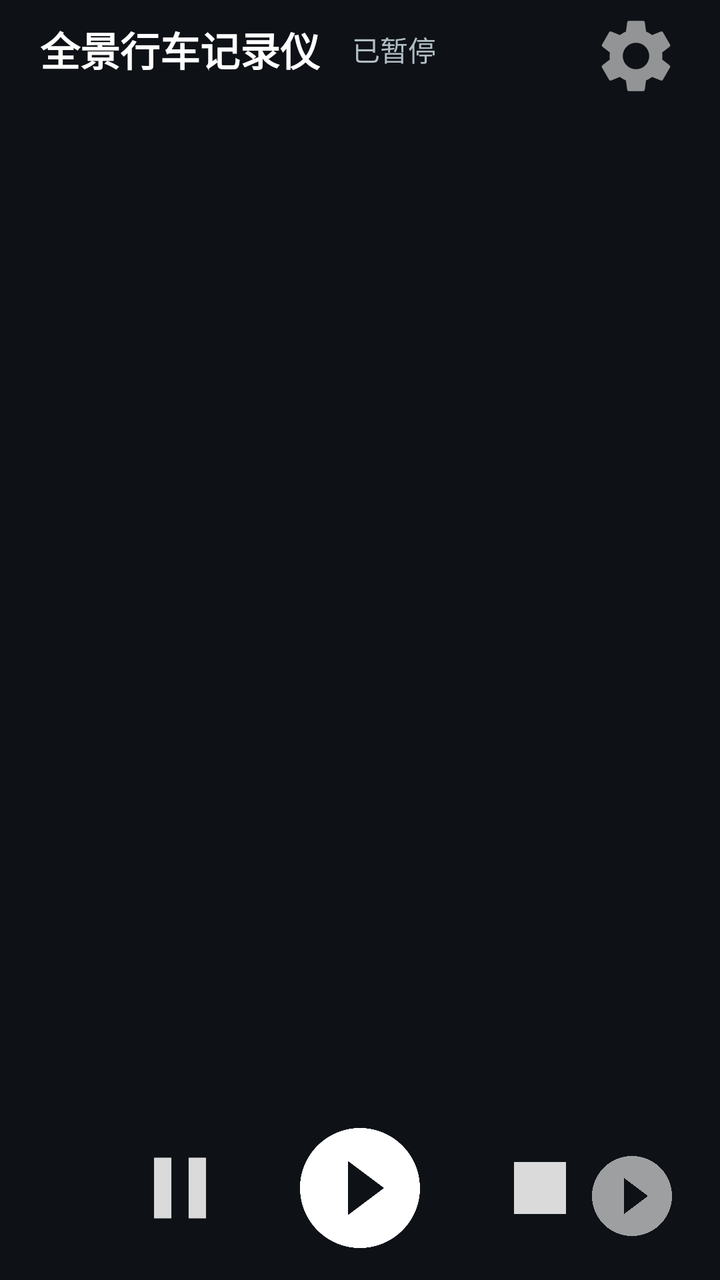
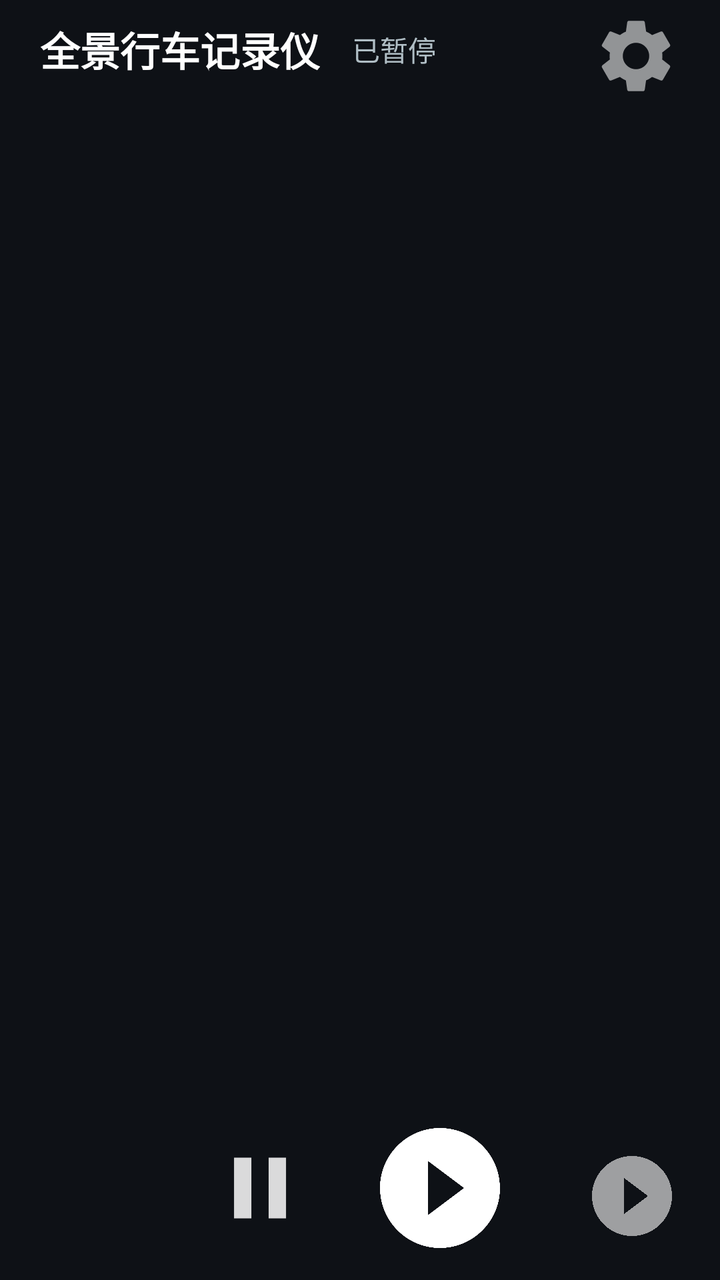

The first picture is an Android layout as it rendered before a commit; the second is the same layout after the commit. The layout source and the unified diff follow.
<!-- AndroidManifest.xml: application theme Theme.MG4Cam -->
<!-- res/layout/activity_main.xml -->
<?xml version="1.0" encoding="utf-8"?>
<androidx.constraintlayout.widget.ConstraintLayout
    xmlns:android="http://schemas.android.com/apk/res/android"
    xmlns:app="http://schemas.android.com/apk/res-auto"
    android:layout_width="match_parent"
    android:layout_height="match_parent"
    android:background="@color/bg">

    <TextView
        android:id="@+id/tvTitle"
        android:layout_width="wrap_content"
        android:layout_height="wrap_content"
        android:layout_marginStart="20dp"
        android:layout_marginTop="10dp"
        android:text="@string/title_main"
        android:textColor="@color/text_primary"
        android:textSize="20sp"
        android:textStyle="bold"
        app:layout_constraintStart_toStartOf="parent"
        app:layout_constraintTop_toTopOf="parent" />

    <TextView
        android:id="@+id/tvStatus"
        android:layout_width="wrap_content"
        android:layout_height="wrap_content"
        android:layout_marginStart="16dp"
        android:text="@string/paused"
        android:textColor="@color/text_secondary"
        android:textSize="14sp"
        app:layout_constraintBottom_toBottomOf="@id/tvTitle"
        app:layout_constraintStart_toEndOf="@id/tvTitle"
        app:layout_constraintTop_toTopOf="@id/tvTitle" />

    
    <TextView
        android:id="@+id/tvClock"
        android:layout_width="wrap_content"
        android:layout_height="wrap_content"
        android:layout_marginStart="36dp"
        android:textColor="@color/text_primary"
        android:textSize="16sp"
        app:layout_constraintBottom_toBottomOf="@id/tvTitle"
        app:layout_constraintStart_toEndOf="@id/tvStatus"
        app:layout_constraintTop_toTopOf="@id/tvTitle" />

    
    <ImageButton
        android:id="@+id/btnSettings"
        android:layout_width="44dp"
        android:layout_height="44dp"
        android:layout_marginTop="6dp"
        android:layout_marginEnd="20dp"
        android:alpha="0.55"
        android:background="?attr/selectableItemBackgroundBorderless"
        android:contentDescription="设置"
        android:scaleType="fitCenter"
        android:src="@drawable/ic_settings"
        app:layout_constraintEnd_toEndOf="parent"
        app:layout_constraintTop_toTopOf="parent" />

    
    <GridLayout
        android:id="@+id/gridPreviews"
        android:layout_width="0dp"
        android:layout_height="0dp"
        android:layout_marginStart="16dp"
        android:layout_marginTop="8dp"
        android:layout_marginEnd="16dp"
        android:layout_marginBottom="8dp"
        android:columnCount="2"
        app:layout_constraintBottom_toTopOf="@id/controlBar"
        app:layout_constraintEnd_toEndOf="parent"
        app:layout_constraintStart_toStartOf="parent"
        app:layout_constraintTop_toBottomOf="@id/tvTitle" />

    
    <LinearLayout
        android:id="@+id/controlBar"
        android:layout_width="match_parent"
        android:layout_height="wrap_content"
        android:layout_marginBottom="10dp"
        android:gravity="center"
        android:orientation="horizontal"
        app:layout_constraintBottom_toBottomOf="parent">

        <ImageButton
            android:id="@+id/btnPause"
            android:layout_width="52dp"
            android:layout_height="52dp"
            android:layout_marginEnd="28dp"
            android:alpha="0.85"
            android:background="?attr/selectableItemBackgroundBorderless"
            android:contentDescription="暂停"
            android:scaleType="fitCenter"
            android:src="@drawable/ic_pause" />

        
        <ImageButton
            android:id="@+id/btnRecord"
            android:layout_width="72dp"
            android:layout_height="72dp"
            android:background="?attr/selectableItemBackgroundBorderless"
            android:contentDescription="开始录制"
            android:scaleType="fitCenter"
            android:src="@drawable/ic_play_circle" />

        <ImageButton
            android:id="@+id/btnStop"
            android:layout_width="52dp"
            android:layout_height="52dp"
            android:layout_marginStart="28dp"
            android:alpha="0.85"
            android:background="?attr/selectableItemBackgroundBorderless"
            android:contentDescription="停止"
            android:scaleType="fitCenter"
            android:src="@drawable/ic_stop" />
    </LinearLayout>

    
    <ImageButton
        android:id="@+id/btnPlayback"
        android:layout_width="48dp"
        android:layout_height="48dp"
        android:layout_marginEnd="20dp"
        android:layout_marginBottom="18dp"
        android:alpha="0.6"
        android:background="?attr/selectableItemBackgroundBorderless"
        android:contentDescription="回放"
        android:scaleType="fitCenter"
        android:src="@drawable/ic_play_circle"
        app:layout_constraintBottom_toBottomOf="parent"
        app:layout_constraintEnd_toEndOf="parent" />

    
    <FrameLayout
        android:id="@+id/fullscreenOverlay"
        android:layout_width="match_parent"
        android:layout_height="match_parent"
        android:background="#000000"
        android:visibility="gone">

        <TextureView
            android:id="@+id/fsPreview"
            android:layout_width="match_parent"
            android:layout_height="match_parent" />

        <TextView
            android:id="@+id/fsLabel"
            android:layout_width="wrap_content"
            android:layout_height="wrap_content"
            android:layout_gravity="bottom|start"
            android:layout_margin="10dp"
            android:background="#66000000"
            android:paddingStart="10dp"
            android:paddingTop="3dp"
            android:paddingEnd="10dp"
            android:paddingBottom="3dp"
            android:text="CAM"
            android:textColor="@color/text_primary"
            android:textSize="16sp" />

        
        <View
            android:id="@+id/fsRecDot"
            android:layout_width="14dp"
            android:layout_height="14dp"
            android:layout_gravity="top|end"
            android:layout_margin="12dp"
            android:background="@color/dot_rec"
            android:visibility="gone" />

        <ImageButton
            android:id="@+id/btnFsBack"
            android:layout_width="48dp"
            android:layout_height="48dp"
            android:layout_margin="14dp"
            android:alpha="0.55"
            android:background="?attr/selectableItemBackgroundBorderless"
            android:contentDescription="返回"
            android:scaleType="fitCenter"
            android:src="@drawable/ic_back" />
    </FrameLayout>

</androidx.constraintlayout.widget.ConstraintLayout>
<!-- resources referenced by this layout -->
<resources>
  <color name="bg">#0E1116</color>
  <color name="dot_rec">#FF1744</color>
  <color name="text_primary">#FFFFFF</color>
  <color name="text_secondary">#B0BEC5</color>
  <!-- drawable ic_back (drawable) -->
  <?xml version="1.0" encoding="utf-8"?>
  <vector xmlns:android="http://schemas.android.com/apk/res/android"
      android:width="24dp"
      android:height="24dp"
      android:viewportWidth="24"
      android:viewportHeight="24">
      <path
          android:fillColor="#FFFFFFFF"
          android:pathData="M20,11H7.83l5.59,-5.59L12,4l-8,8 8,8 1.41,-1.41L7.83,13H20v-2z" />
  </vector>
  <!-- drawable ic_pause (drawable) -->
  <?xml version="1.0" encoding="utf-8"?>
  <vector xmlns:android="http://schemas.android.com/apk/res/android"
      android:width="24dp" android:height="24dp"
      android:viewportWidth="24" android:viewportHeight="24">
      <path android:fillColor="#FFFFFFFF"
          android:pathData="M6,19h4L10,5L6,5v14zM14,5v14h4L18,5h-4z" />
  </vector>
  <!-- drawable ic_play_circle (drawable) -->
  <?xml version="1.0" encoding="utf-8"?>
  <vector xmlns:android="http://schemas.android.com/apk/res/android"
      android:width="24dp" android:height="24dp"
      android:viewportWidth="24" android:viewportHeight="24">
      <path android:fillColor="#FFFFFFFF"
          android:pathData="M12,2C6.48,2 2,6.48 2,12s4.48,10 10,10 10,-4.48 10,-10S17.52,2 12,2zM10,16.5v-9l6,4.5 -6,4.5z" />
  </vector>
  <!-- drawable ic_settings (drawable) -->
  <?xml version="1.0" encoding="utf-8"?>
  <vector xmlns:android="http://schemas.android.com/apk/res/android"
      android:width="24dp" android:height="24dp"
      android:viewportWidth="24" android:viewportHeight="24">
      <path android:fillColor="#FFFFFFFF"
          android:pathData="M19.14,12.94c0.04,-0.3 0.06,-0.61 0.06,-0.94c0,-0.32 -0.02,-0.64 -0.07,-0.94l2.03,-1.58c0.18,-0.14 0.23,-0.41 0.12,-0.61l-1.92,-3.32c-0.12,-0.22 -0.37,-0.29 -0.59,-0.22l-2.39,0.96c-0.5,-0.38 -1.03,-0.7 -1.62,-0.94L14.4,2.81c-0.04,-0.24 -0.24,-0.41 -0.48,-0.41h-3.84c-0.24,0 -0.43,0.17 -0.47,0.41L9.25,5.35C8.66,5.59 8.12,5.92 7.63,6.29L5.24,5.33c-0.22,-0.08 -0.47,0 -0.59,0.22L2.74,8.87C2.62,9.08 2.66,9.34 2.86,9.48l2.03,1.58C4.84,11.36 4.8,11.69 4.8,12s0.02,0.64 0.07,0.94l-2.03,1.58c-0.18,0.14 -0.23,0.41 -0.12,0.61l1.92,3.32c0.12,0.22 0.37,0.29 0.59,0.22l2.39,-0.96c0.5,0.38 1.03,0.7 1.62,0.94l0.36,2.54c0.05,0.24 0.24,0.41 0.48,0.41h3.84c0.24,0 0.44,-0.17 0.47,-0.41l0.36,-2.54c0.59,-0.24 1.13,-0.56 1.62,-0.94l2.39,0.96c0.22,0.08 0.47,0 0.59,-0.22l1.92,-3.32c0.12,-0.22 0.07,-0.47 -0.12,-0.61L19.14,12.94zM12,15.6c-1.98,0 -3.6,-1.62 -3.6,-3.6s1.62,-3.6 3.6,-3.6s3.6,1.62 3.6,3.6S13.98,15.6 12,15.6z" />
  </vector>
  <!-- drawable ic_stop (drawable) -->
  <?xml version="1.0" encoding="utf-8"?>
  <vector xmlns:android="http://schemas.android.com/apk/res/android"
      android:width="24dp" android:height="24dp"
      android:viewportWidth="24" android:viewportHeight="24">
      <path android:fillColor="#FFFFFFFF" android:pathData="M6,6h12v12H6z" />
  </vector>
  <string name="paused">已暂停</string>
  <string name="title_main">全景行车记录仪</string>
  <style name="Theme.MG4Cam" parent="Theme.MaterialComponents.NoActionBar">
          <item name="android:windowBackground">@color/bg</item>
          <item name="colorPrimary">@color/primary</item>
          <item name="colorSecondary">@color/accent</item>
          <item name="android:textColorPrimary">@color/text_primary</item>
          <item name="android:textColorSecondary">@color/text_secondary</item>
          <item name="android:statusBarColor">@color/bg</item>
          <item name="android:navigationBarColor">@color/bg</item>
          <item name="android:colorBackground">@color/bg</item>
          <item name="android:windowLightStatusBar">false</item>
          <item name="android:windowLightNavigationBar" tools:targetApi="o_mr1">false</item>
      </style>
  <color name="primary">#E53935</color>
  <color name="accent">#29B6F6</color>
</resources>

<!-- the commit's change to res/layout/activity_main.xml (unified diff, before → after) -->
@@ -41,6 +41,18 @@
         android:textSize="16sp"
         app:layout_constraintBottom_toBottomOf="@id/tvTitle"
         app:layout_constraintStart_toEndOf="@id/tvStatus"
+        app:layout_constraintTop_toTopOf="@id/tvTitle" />
+
+    
+    <TextView
+        android:id="@+id/tvCapacity"
+        android:layout_width="wrap_content"
+        android:layout_height="wrap_content"
+        android:layout_marginStart="24dp"
+        android:textColor="@color/text_secondary"
+        android:textSize="14sp"
+        app:layout_constraintBottom_toBottomOf="@id/tvTitle"
+        app:layout_constraintStart_toEndOf="@id/tvClock"
         app:layout_constraintTop_toTopOf="@id/tvTitle" />
 
     
@@ -100,20 +112,9 @@
             android:layout_width="72dp"
             android:layout_height="72dp"
             android:background="?attr/selectableItemBackgroundBorderless"
-            android:contentDescription="开始录制"
+            android:contentDescription="开始/停止录制"
             android:scaleType="fitCenter"
             android:src="@drawable/ic_play_circle" />
-
-        <ImageButton
-            android:id="@+id/btnStop"
-            android:layout_width="52dp"
-            android:layout_height="52dp"
-            android:layout_marginStart="28dp"
-            android:alpha="0.85"
-            android:background="?attr/selectableItemBackgroundBorderless"
-            android:contentDescription="停止"
-            android:scaleType="fitCenter"
-            android:src="@drawable/ic_stop" />
     </LinearLayout>
 
     
<!-- resource entries referenced after the edit -->
@@ -39,13 +39,6 @@
       <path android:fillColor="#FFFFFFFF"
           android:pathData="M19.14,12.94c0.04,-0.3 0.06,-0.61 0.06,-0.94c0,-0.32 -0.02,-0.64 -0.07,-0.94l2.03,-1.58c0.18,-0.14 0.23,-0.41 0.12,-0.61l-1.92,-3.32c-0.12,-0.22 -0.37,-0.29 -0.59,-0.22l-2.39,0.96c-0.5,-0.38 -1.03,-0.7 -1.62,-0.94L14.4,2.81c-0.04,-0.24 -0.24,-0.41 -0.48,-0.41h-3.84c-0.24,0 -0.43,0.17 -0.47,0.41L9.25,5.35C8.66,5.59 8.12,5.92 7.63,6.29L5.24,5.33c-0.22,-0.08 -0.47,0 -0.59,0.22L2.74,8.87C2.62,9.08 2.66,9.34 2.86,9.48l2.03,1.58C4.84,11.36 4.8,11.69 4.8,12s0.02,0.64 0.07,0.94l-2.03,1.58c-0.18,0.14 -0.23,0.41 -0.12,0.61l1.92,3.32c0.12,0.22 0.37,0.29 0.59,0.22l2.39,-0.96c0.5,0.38 1.03,0.7 1.62,0.94l0.36,2.54c0.05,0.24 0.24,0.41 0.48,0.41h3.84c0.24,0 0.44,-0.17 0.47,-0.41l0.36,-2.54c0.59,-0.24 1.13,-0.56 1.62,-0.94l2.39,0.96c0.22,0.08 0.47,0 0.59,-0.22l1.92,-3.32c0.12,-0.22 0.07,-0.47 -0.12,-0.61L19.14,12.94zM12,15.6c-1.98,0 -3.6,-1.62 -3.6,-3.6s1.62,-3.6 3.6,-3.6s3.6,1.62 3.6,3.6S13.98,15.6 12,15.6z" />
   </vector>
-  <!-- drawable ic_stop (drawable) -->
-  <?xml version="1.0" encoding="utf-8"?>
-  <vector xmlns:android="http://schemas.android.com/apk/res/android"
-      android:width="24dp" android:height="24dp"
-      android:viewportWidth="24" android:viewportHeight="24">
-      <path android:fillColor="#FFFFFFFF" android:pathData="M6,6h12v12H6z" />
-  </vector>
   <string name="paused">已暂停</string>
   <string name="title_main">全景行车记录仪</string>
   <style name="Theme.MG4Cam" parent="Theme.MaterialComponents.NoActionBar">
